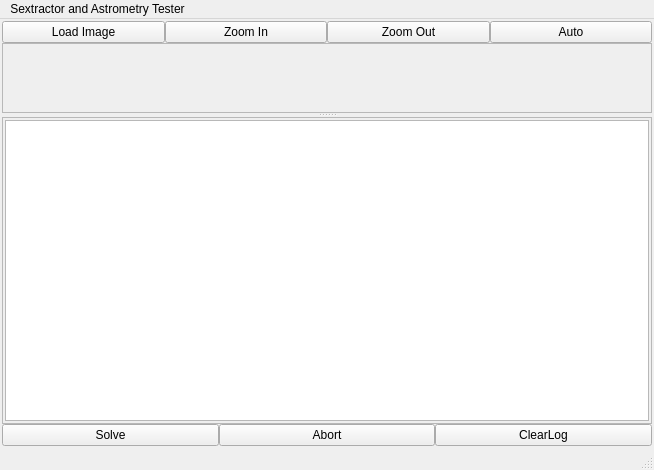
Qt form mainwindow.ui (rlancaste/stellarsolver) before a commit.
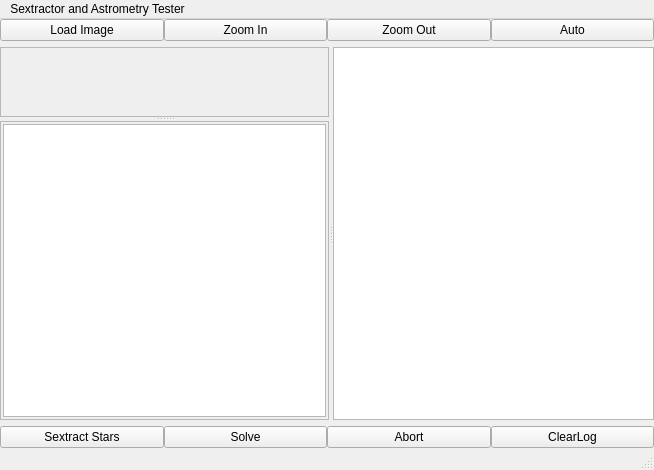
The same form after that commit.

Commit message: Adding sextractor list displays

The edit to the form file:
```diff
--- a/mainwindow.ui
+++ b/mainwindow.ui
@@ -21,23 +21,23 @@
     </sizepolicy>
    </property>
    <layout class="QVBoxLayout" name="verticalLayout">
-    <property name="spacing">
-     <number>0</number>
-    </property>
     <property name="leftMargin">
-     <number>2</number>
+     <number>0</number>
     </property>
     <property name="topMargin">
-     <number>2</number>
+     <number>0</number>
     </property>
     <property name="rightMargin">
-     <number>2</number>
+     <number>0</number>
     </property>
     <property name="bottomMargin">
-     <number>2</number>
+     <number>0</number>
     </property>
     <item>
      <layout class="QHBoxLayout" name="horizontalLayout_2">
+      <property name="spacing">
+       <number>0</number>
+      </property>
       <property name="topMargin">
        <number>0</number>
       </property>
@@ -72,6 +72,10 @@
      </layout>
     </item>
     <item>
+     <widget class="QSplitter" name="splitter_2">
+      <property name="orientation">
+       <enum>Qt::Horizontal</enum>
+      </property>
      <widget class="QSplitter" name="splitter">
       <property name="orientation">
        <enum>Qt::Vertical</enum>
@@ -88,7 +92,7 @@
          <rect>
           <x>0</x>
           <y>0</y>
-          <width>648</width>
+           <width>325</width>
           <height>72</height>
          </rect>
         </property>
@@ -106,28 +110,28 @@
           <number>2</number>
          </property>
          <item row="1" column="0">
-          <widget class="QLabel" name="Image">
-           <property name="sizePolicy">
-            <sizepolicy hsizetype="Expanding" vsizetype="Expanding">
-             <horstretch>0</horstretch>
-             <verstretch>0</verstretch>
-            </sizepolicy>
-           </property>
-           <property name="text">
-            <string/>
-           </property>
-           <property name="alignment">
-            <set>Qt::AlignCenter</set>
-           </property>
-          </widget>
-         </item>
-         <item row="0" column="0">
           <widget class="QLabel" name="fileNameDisplay">
            <property name="text">
             <string/>
            </property>
           </widget>
          </item>
+          <item row="2" column="0">
+           <widget class="QLabel" name="Image">
+            <property name="sizePolicy">
+             <sizepolicy hsizetype="Expanding" vsizetype="Expanding">
+              <horstretch>0</horstretch>
+              <verstretch>0</verstretch>
+             </sizepolicy>
+            </property>
+            <property name="text">
+             <string/>
+            </property>
+            <property name="alignment">
+             <set>Qt::AlignCenter</set>
+            </property>
+           </widget>
+          </item>
         </layout>
        </widget>
       </widget>
@@ -140,8 +144,8 @@
          <rect>
           <x>0</x>
           <y>0</y>
-          <width>648</width>
-          <height>270</height>
+           <width>325</width>
+           <height>161</height>
          </rect>
         </property>
         <property name="sizePolicy">
@@ -170,12 +174,24 @@
        </widget>
       </widget>
      </widget>
+      <widget class="QTableWidget" name="starList"/>
+     </widget>
     </item>
     <item>
      <layout class="QHBoxLayout" name="horizontalLayout">
+      <property name="spacing">
+       <number>0</number>
+      </property>
       <property name="topMargin">
        <number>0</number>
       </property>
+      <item>
+       <widget class="QPushButton" name="SextractStars">
+        <property name="text">
+         <string>Sextract Stars</string>
+        </property>
+       </widget>
+      </item>
       <item>
        <widget class="QPushButton" name="SolveImage">
         <property name="text">
```
Lines whose indentation alone changed are shown as unchanged. The commit also changes 2 other files.
